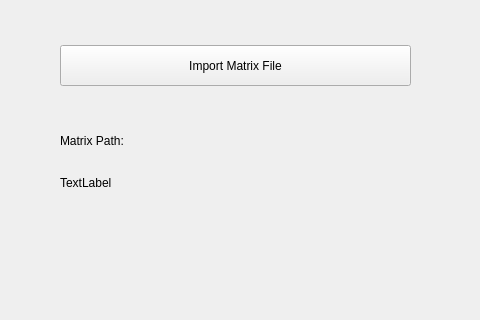
This is Ui/MbasedScore_S2_Ui.ui in grinningGrace/SigmaU as Qt 5 draws it before an edit; both pictures show x 0 to 480 and y 225 to 545 of the 480 by 640 pixel window. The edited form follows.
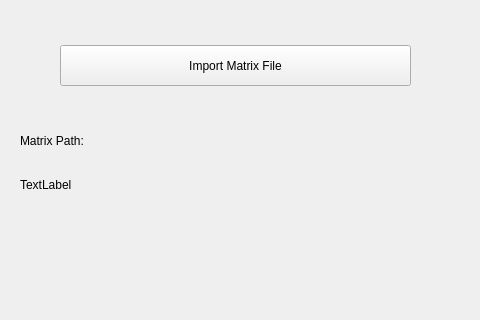
This is the edited form.

Commit message: matrix based score Step 2- 2.0

```diff
--- a/Ui/MbasedScore_S2_Ui.ui
+++ b/Ui/MbasedScore_S2_Ui.ui
@@ -55,7 +55,7 @@
   <widget class="QLabel" name="label_2">
    <property name="geometry">
     <rect>
-     <x>60</x>
+     <x>20</x>
      <y>350</y>
      <width>141</width>
      <height>31</height>
@@ -68,10 +68,10 @@
   <widget class="QLabel" name="label_3">
    <property name="geometry">
     <rect>
-     <x>60</x>
+     <x>20</x>
      <y>400</y>
-     <width>60</width>
-     <height>16</height>
+     <width>441</width>
+     <height>20</height>
     </rect>
    </property>
    <property name="text">
```
The commit also changes 5 other files.
